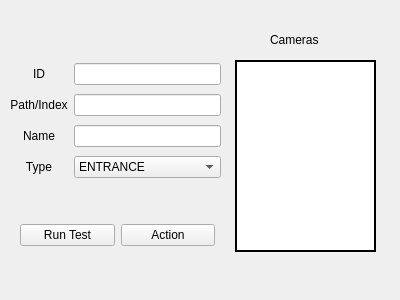
Above: Application/source/View/cameramanagementwindow.ui from xMihai01/Licenta before the change. Below: the same form after it.
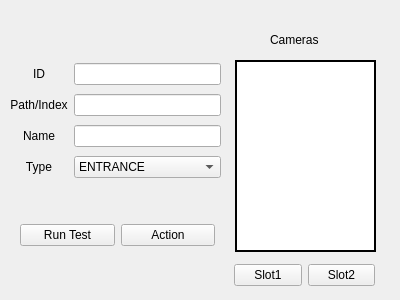
That is the form after the change.

Commit message: Finished camera management window, automatic camera setup and added camera slots to view specific cameras

```diff
--- a/Application/source/View/cameramanagementwindow.ui
+++ b/Application/source/View/cameramanagementwindow.ui
@@ -152,6 +152,32 @@
     </item>
    </layout>
   </widget>
+  <widget class="QWidget" name="horizontalLayoutWidget_2">
+   <property name="geometry">
+    <rect>
+     <x>234</x>
+     <y>260</y>
+     <width>141</width>
+     <height>31</height>
+    </rect>
+   </property>
+   <layout class="QHBoxLayout" name="horizontalLayout_2">
+    <item>
+     <widget class="QPushButton" name="slot1Button">
+      <property name="text">
+       <string>Slot1</string>
+      </property>
+     </widget>
+    </item>
+    <item>
+     <widget class="QPushButton" name="slot2Button">
+      <property name="text">
+       <string>Slot2</string>
+      </property>
+     </widget>
+    </item>
+   </layout>
+  </widget>
  </widget>
  <resources/>
  <connections/>
```
The commit also changes 21 other files.
